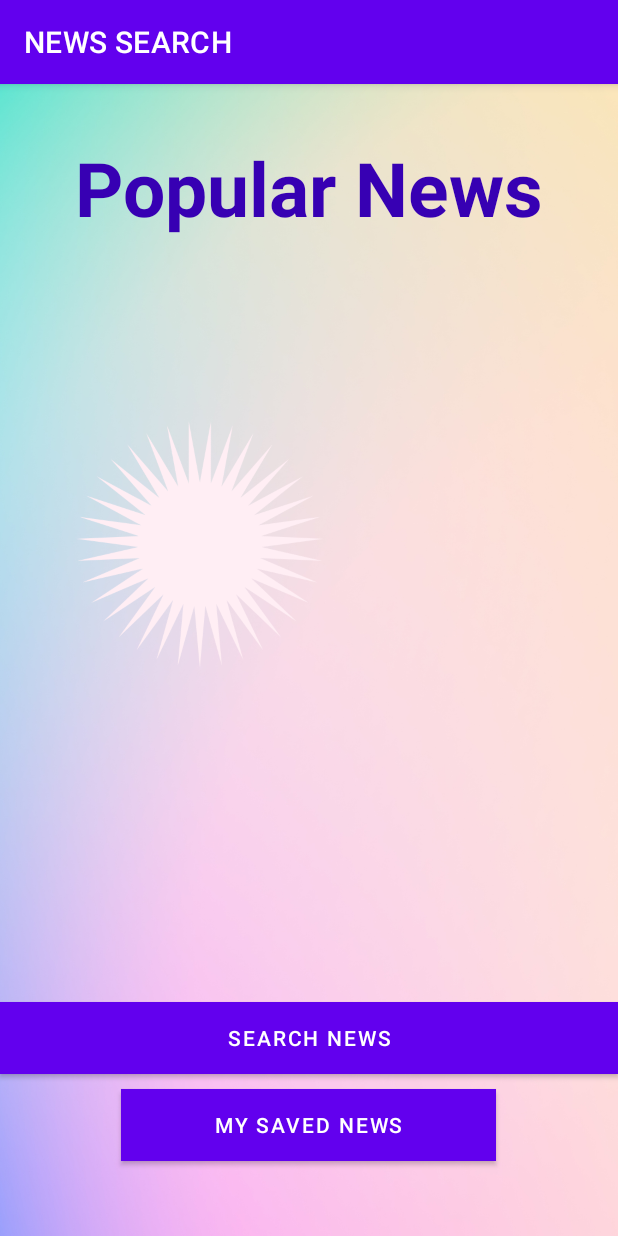
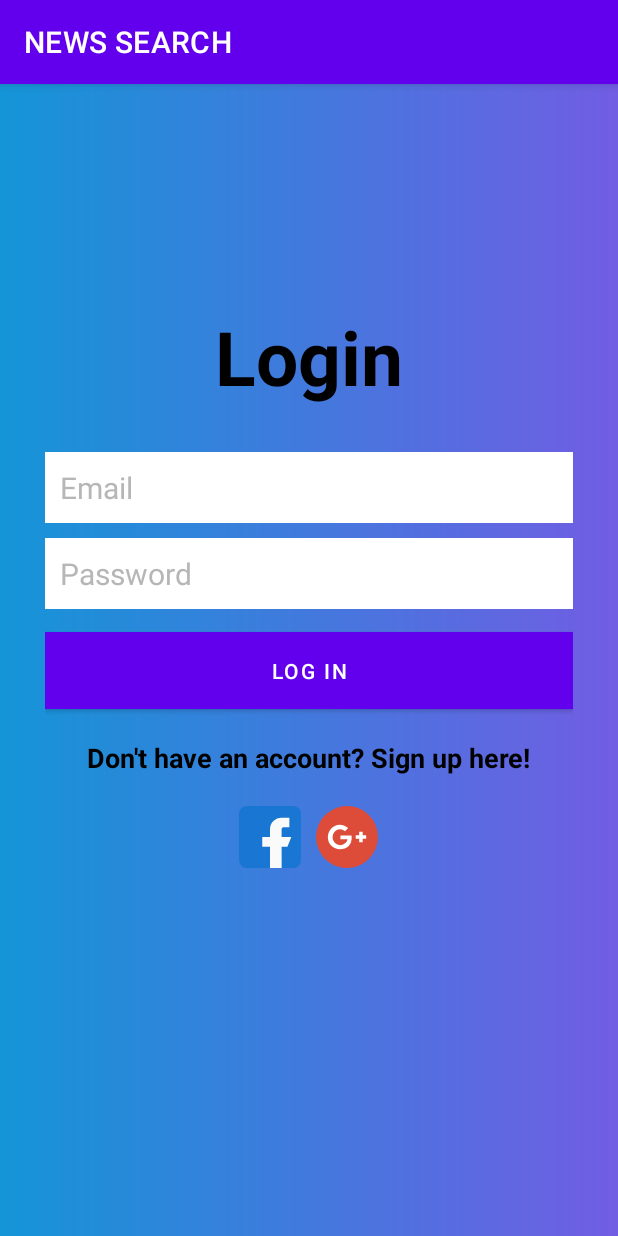
Before and after one commit to Steve-njeri/News-search, an Android app: the screen it shows after launch (MainActivity before the commit, LoginActivity after it), on a phone screen of 412 x 824 dp. Run offline under Robolectric (Android 15) with nearby library versions, the phone set to English and light mode, and no system bars; our stand-ins replace ButterKnife.

Commit message:
Implemented the View.OnClickListener interface in the LoginActivity

```diff
--- a/app/src/main/AndroidManifest.xml
+++ b/app/src/main/AndroidManifest.xml
@@ -14,7 +14,12 @@
         android:usesCleartextTraffic="true">
         <activity
             android:name=".ui.LoginActivity"
-            android:exported="true" />
+            android:exported="true" >
+        <intent-filter>
+            <action android:name="android.intent.action.MAIN" />
+            <category android:name="android.intent.category.LAUNCHER" />
+        </intent-filter>
+    </activity>
         <activity
             android:name=".ui.CreateAccountActivity"
             android:exported="true" />
--- a/app/src/main/java/com/stephen/newssearch/ui/LoginActivity.java
+++ b/app/src/main/java/com/stephen/newssearch/ui/LoginActivity.java
@@ -2,15 +2,35 @@ package com.stephen.newssearch.ui;
 
 import androidx.appcompat.app.AppCompatActivity;
 
+import android.content.Intent;
 import android.os.Bundle;
+import android.view.View;
+import android.widget.TextView;
 
 import com.stephen.newssearch.R;
 
-public class LoginActivity extends AppCompatActivity {
+import butterknife.BindView;
+import butterknife.ButterKnife;
+
+public class LoginActivity extends AppCompatActivity implements View.OnClickListener{
+    @BindView(R.id.registerTextView) TextView mRegisterTextView;
 
     @Override
     protected void onCreate(Bundle savedInstanceState) {
         super.onCreate(savedInstanceState);
         setContentView(R.layout.activity_login);
+        ButterKnife.bind(this);
+
+        mRegisterTextView.setOnClickListener(this);
+    }
+
+    @Override
+    public void onClick(View view) {
+        if (view == mRegisterTextView) {
+            Intent intent = new Intent(LoginActivity.this, CreateAccountActivity.class);
+            startActivity(intent);
+            finish();
+        }
+
     }
 }
--- /dev/null
+++ b/app/src/main/res/drawable/ic_facebook.xml
@@ -0,0 +1,12 @@
+<vector xmlns:android="http://schemas.android.com/apk/res/android"
+    android:width="41dp"
+    android:height="41dp"
+    android:viewportWidth="41.0"
+    android:viewportHeight="41.0">
+    <path
+        android:pathData="M35.88,0H5.13A5.13,5.13 0,0 0,0 5.13v30.75A5.13,5.13 0,0 0,5.13 41h30.75A5.13,5.13 0,0 0,41 35.88V5.13A5.13,5.13 0,0 0,35.88 0Z"
+        android:fillColor="#1976d2"/>
+    <path
+        android:pathData="M34.59,20.5h-6.41v-5.13c0,-1.41 1.15,-1.28 2.56,-1.28h2.56L33.31,7.69h-5.13a7.69,7.69 0,0 0,-7.69 7.69v5.13L15.38,20.5v6.41h5.13v14.09h7.69L28.19,26.91h3.84Z"
+        android:fillColor="#fafafa"/>
+</vector>
--- /dev/null
+++ b/app/src/main/res/drawable/ic_google_plus.xml
@@ -0,0 +1,15 @@
+<vector xmlns:android="http://schemas.android.com/apk/res/android"
+    android:width="41dp"
+    android:height="41dp"
+    android:viewportWidth="41.685"
+    android:viewportHeight="41.647">
+    <path
+        android:pathData="M20.84,0A20.82,20.82 0,1 1,0 20.82,20.89 20.89,0 0,1 20.84,0Z"
+        android:fillColor="#dd4b39"/>
+    <path
+        android:pathData="M31.39,17.31v2.34h2.35v2.34h-2.35v2.34h-2.35v-2.34h-2.35v-2.34h2.35v-2.34Z"
+        android:fillColor="#fff"/>
+    <path
+        android:pathData="M10.29,26.68a8.36,8.36 0,0 1,0.13 -11.71,8.04 8.04,0 0,1 8.73,-1.69L20.32,13.93l1.3,0.91 -2.08,2.08 -0.78,-0.52a4.98,4.98 0,0 0,-6.12 0.78,5.46 5.46,0 0,0 0,7.55 5.04,5.04 0,0 0,7.3 0,4.15 4.15,0 0,0 1.17,-2.08v-0.26L16.42,22.39v-2.6L23.84,19.79l0.13,0.65v1.82a7.26,7.26 0,0 1,-1.95 4.55A8.64,8.64 0,0 1,10.29 26.68Z"
+        android:fillColor="#fff"/>
+</vector>
--- /dev/null
+++ b/app/src/main/res/drawable/login_bg.xml
@@ -0,0 +1,7 @@
+<?xml version="1.0" encoding="utf-8"?>
+<shape xmlns:android="http://schemas.android.com/apk/res/android">
+    <gradient
+        android:endColor="#715de3"
+        android:startColor="#1495d7"/>
+
+</shape>
--- a/app/src/main/res/layout/activity_login.xml
+++ b/app/src/main/res/layout/activity_login.xml
@@ -1,9 +1,99 @@
 <?xml version="1.0" encoding="utf-8"?>
-<androidx.constraintlayout.widget.ConstraintLayout xmlns:android="http://schemas.android.com/apk/res/android"
-    xmlns:app="http://schemas.android.com/apk/res-auto"
+<RelativeLayout
+    xmlns:android="http://schemas.android.com/apk/res/android"
     xmlns:tools="http://schemas.android.com/tools"
     android:layout_width="match_parent"
     android:layout_height="match_parent"
-    tools:context=".ui.LoginActivity">
+    tools:context=".ui.LoginActivity"
+    android:background="@drawable/login_bg">
 
-</androidx.constraintlayout.widget.ConstraintLayout>
+    <LinearLayout
+        android:orientation="vertical"
+        android:layout_width="match_parent"
+        android:layout_height="wrap_content"
+        android:padding="30dp"
+        android:layout_centerVertical="true"
+        android:layout_centerHorizontal="true"
+        android:id="@+id/linearLayout">
+
+        <EditText
+            android:id="@+id/emailEditText"
+            android:layout_width="match_parent"
+            android:layout_height="wrap_content"
+            android:background="@android:color/white"
+            android:hint="Email"
+            android:inputType="textEmailAddress"
+            android:nextFocusDown="@+id/passwordEditText"
+            android:padding="10dp"
+            android:layout_marginBottom="10dp"
+            android:textColor="@android:color/black"
+            android:textColorHint="@color/colorDivider"
+            android:textSize="20sp" />
+
+        <EditText
+            android:id="@+id/passwordEditText"
+            android:layout_width="match_parent"
+            android:layout_height="wrap_content"
+            android:background="@android:color/white"
+            android:hint="Password"
+            android:inputType="textPassword"
+            android:nextFocusDown="@+id/passwordEditText"
+            android:padding="10dp"
+            android:textColor="@android:color/black"
+            android:textColorHint="@color/colorDivider"
+            android:textSize="20sp" />
+
+
+        <Button
+            android:id="@+id/passwordLoginButton"
+            android:layout_width="match_parent"
+            android:layout_height="wrap_content"
+            android:padding="10dp"
+            android:text="Log in"
+            android:background="@color/colorAccent"
+            android:layout_marginTop="15dp"
+            android:textColor="@color/colorTextIcons" />
+
+        <TextView
+            android:layout_width="wrap_content"
+            android:layout_height="wrap_content"
+            android:layout_marginTop="20dp"
+            android:textColor="@color/black"
+            android:textStyle="bold"
+            android:textSize="18sp"
+            android:text="Don't have an account? Sign up here!"
+            android:id="@+id/registerTextView"
+            android:layout_gravity="center_horizontal" />
+
+        <LinearLayout
+            android:layout_width="match_parent"
+            android:layout_height="wrap_content"
+            android:layout_alignParentStart="true"
+            android:layout_marginTop="20dp"
+            android:gravity="center">
+
+            <ImageView
+                android:layout_width="wrap_content"
+                android:layout_height="wrap_content"
+                android:src="@drawable/ic_facebook" />
+
+            <ImageView
+                android:layout_width="wrap_content"
+                android:layout_height="wrap_content"
+                android:layout_marginLeft="10dp"
+                android:src="@drawable/ic_google_plus" />
+        </LinearLayout>
+
+    </LinearLayout>
+
+    <TextView
+        android:layout_width="wrap_content"
+        android:layout_height="wrap_content"
+        android:layout_above="@+id/linearLayout"
+        android:layout_centerHorizontal="true"
+        android:text="Login"
+        android:textColor="@color/black"
+        android:textSize="50dp"
+        android:textStyle="bold" />
+
+</RelativeLayout>
```
